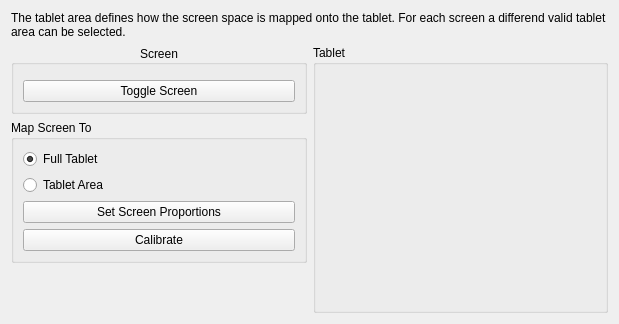
Above: src/kcmodule/tabletareaselectionview.ui from KDE/wacomtablet before the change. Below: the same form after it.
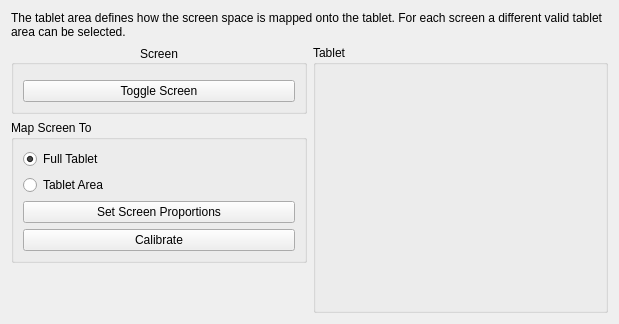
That is the form after the change. Custom widgets are drawn as their Qt base class.

```diff
--- a/src/kcmodule/tabletareaselectionview.ui
+++ b/src/kcmodule/tabletareaselectionview.ui
@@ -14,7 +14,7 @@
    <item>
     <widget class="QLabel" name="label">
      <property name="text">
-      <string>The tablet area defines how the screen space is mapped onto the tablet. For each screen a differend valid tablet area can be selected.</string>
+      <string>The tablet area defines how the screen space is mapped onto the tablet. For each screen a different valid tablet area can be selected.</string>
      </property>
      <property name="wordWrap">
       <bool>true</bool>
```
